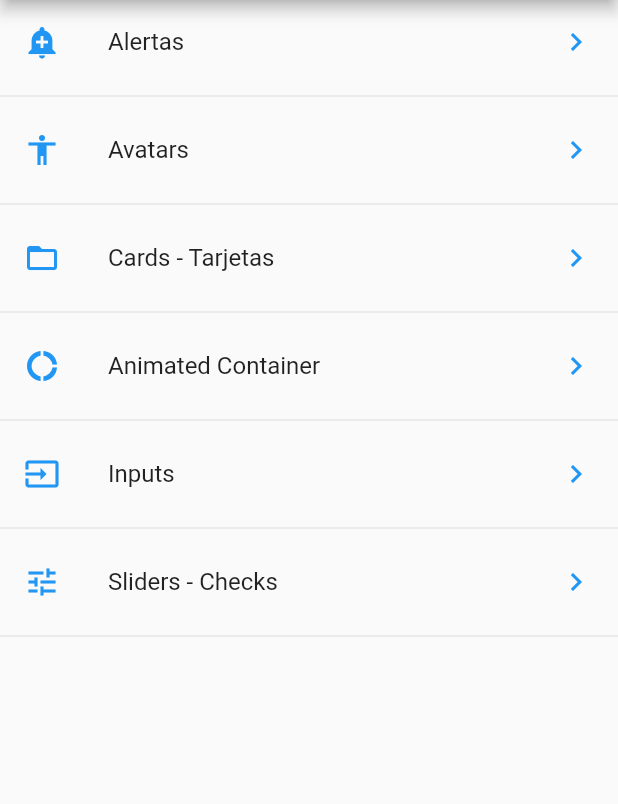
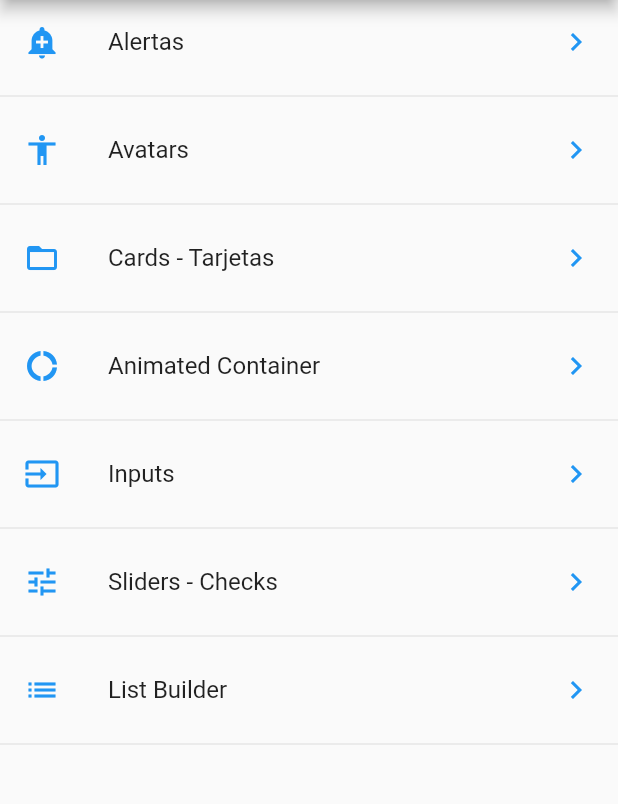
Before and after one commit to Antoniojfl/FlutterComponents, a Flutter app: the screen it shows after launch, on a phone screen of 412 x 824 dp, the part 84-888 px from its top. Run offline on Flutter 3.47's test engine with Material 2 defaults, Android fonts, the phone set to English and light mode, and no system bars.

Commit message:
List Builder Class

```diff
--- a/data/menu_opts.json
+++ b/data/menu_opts.json
@@ -30,6 +30,11 @@
             "ruta"  : "slider",
             "icon"  : "tune",
             "texto" : "Sliders - Checks"
+        },
+        {
+            "ruta"  : "listbuilder",
+            "icon"  : "list",
+            "texto" : "List Builder"
         }
     ]
 }
--- a/lib/src/routes/routes.dart
+++ b/lib/src/routes/routes.dart
@@ -7,6 +7,7 @@ import 'package:componentes/src/pages/card_page.dart';
 import 'package:componentes/src/pages/animated_container.dart';
 import 'package:componentes/src/pages/input_page.dart';
 import 'package:componentes/src/pages/slider_page.dart';
+import 'package:componentes/src/pages/list_builder.dart';
 
 Map<String, WidgetBuilder> getApplicationRoutes() {
   return <String, WidgetBuilder>{
@@ -17,5 +18,6 @@ Map<String, WidgetBuilder> getApplicationRoutes() {
     'animatedContainer': (BuildContext context) => AnimatedContainerPage(),
     'inputs': (BuildContext context) => InputFieldPage(),
     'slider': (BuildContext context) => SliderPage(),
+    'listbuilder': (BuildContext context) => ListBuilderPage(),
   };
 }
--- a/lib/src/utils/icono_string_util.dart
+++ b/lib/src/utils/icono_string_util.dart
@@ -7,6 +7,7 @@ final _icons = <String, IconData>{
   "donut_large": Icons.donut_large,
   "input": Icons.input,
   "tune": Icons.tune,
+  "list": Icons.list
 };
 
 Icon iconFromString({icono: String}) {
```
Also changed, not shown: lib/src/pages/list_builder.dart (added, +32 -0 lines).
